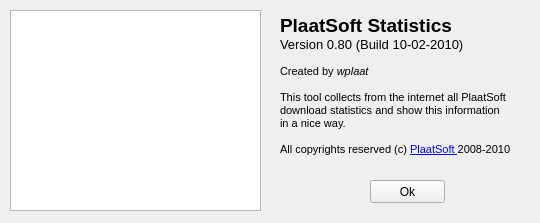
Qt form src/about.ui (plaatsoft/plaatstats) before a commit.
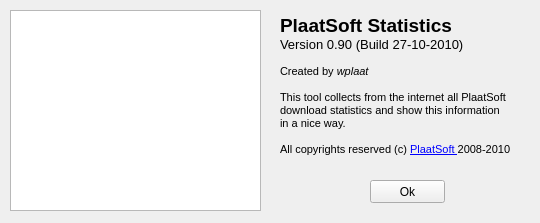
The same form after that commit.

Diff of the .ui file:
```diff
--- a/src/about.ui
+++ b/src/about.ui
@@ -38,7 +38,7 @@
 p, li { white-space: pre-wrap; }
 &lt;/style&gt;&lt;/head&gt;&lt;body style=&quot; font-family:'MS Shell Dlg 2'; font-size:8.25pt; font-weight:400; font-style:normal;&quot;&gt;
 &lt;p style=&quot; margin-top:0px; margin-bottom:0px; margin-left:0px; margin-right:0px; -qt-block-indent:0; text-indent:0px;&quot;&gt;&lt;span style=&quot; font-size:14pt; font-weight:600;&quot;&gt;PlaatSoft Statistics&lt;/span&gt;&lt;/p&gt;
-&lt;p style=&quot; margin-top:0px; margin-bottom:0px; margin-left:0px; margin-right:0px; -qt-block-indent:0; text-indent:0px;&quot;&gt;&lt;span style=&quot; font-size:10pt;&quot;&gt;Version 0.80 (Build 10-02-2010)&lt;/span&gt;&lt;/p&gt;
+&lt;p style=&quot; margin-top:0px; margin-bottom:0px; margin-left:0px; margin-right:0px; -qt-block-indent:0; text-indent:0px;&quot;&gt;&lt;span style=&quot; font-size:10pt;&quot;&gt;Version 0.90 (Build 27-10-2010)&lt;/span&gt;&lt;/p&gt;
 &lt;p style=&quot; margin-top:0px; margin-bottom:0px; margin-left:0px; margin-right:0px; -qt-block-indent:0; text-indent:0px;&quot;&gt;&lt;span style=&quot; font-size:8pt;&quot;&gt;          &lt;/span&gt;&lt;/p&gt;
 &lt;p style=&quot; margin-top:0px; margin-bottom:0px; margin-left:0px; margin-right:0px; -qt-block-indent:0; text-indent:0px;&quot;&gt;&lt;span style=&quot; font-size:8pt;&quot;&gt;Created by &lt;/span&gt;&lt;span style=&quot; font-size:8pt; font-style:italic;&quot;&gt;wplaat&lt;/span&gt;&lt;/p&gt;
 &lt;p style=&quot; margin-top:0px; margin-bottom:0px; margin-left:0px; margin-right:0px; -qt-block-indent:0; text-indent:0px;&quot;&gt;&lt;span style=&quot; font-size:8pt;&quot;&gt;       &lt;/span&gt;&lt;/p&gt;
```
